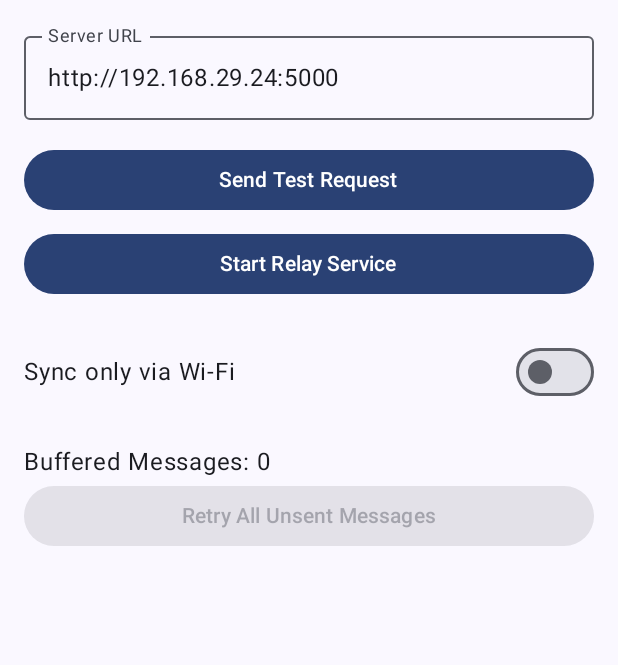
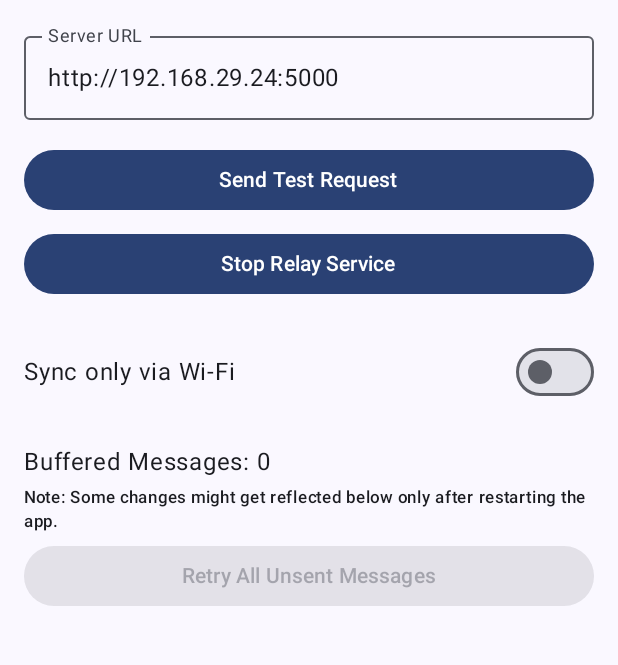
Before and after one commit to PeithonKing/sms-export-android, an Android app built with Jetpack Compose: the screen it shows after launch (MainActivity), after a tap on "Start Relay Service", on a phone screen of 412 x 824 dp, the part 60-725 px from its top. Run offline under Robolectric (Android 15) with nearby library versions, the phone set to English and light mode, and no system bars.

Commit message:
service button fixed and minor UI changes

```diff
--- a/app/src/main/java/com/example/messageexport/MainActivity.kt
+++ b/app/src/main/java/com/example/messageexport/MainActivity.kt
@@ -122,19 +122,28 @@ fun MainScreen(modifier: Modifier = Modifier) {
 
         Spacer(modifier = Modifier.height(8.dp))
 
-        // 3. Start Relay Service
+        // 3. Start/Stop Relay Service
+        var isServiceRunning by remember { mutableStateOf(RelayService.isServiceRunning) }
+
         Button(
                 onClick = {
                     val intent = Intent(context, RelayService::class.java)
-                    if (Build.VERSION.SDK_INT >= Build.VERSION_CODES.O) {
-                        context.startForegroundService(intent)
+                    if (isServiceRunning) {
+                        context.stopService(intent)
+                        isServiceRunning = false
+                        Toast.makeText(context, "Service Stopped", Toast.LENGTH_SHORT).show()
                     } else {
-                        context.startService(intent)
+                        if (Build.VERSION.SDK_INT >= Build.VERSION_CODES.O) {
+                            context.startForegroundService(intent)
+                        } else {
+                            context.startService(intent)
+                        }
+                        isServiceRunning = true
+                        Toast.makeText(context, "Service Started", Toast.LENGTH_SHORT).show()
                     }
-                    Toast.makeText(context, "Service Started", Toast.LENGTH_SHORT).show()
                 },
                 modifier = Modifier.fillMaxWidth()
-        ) { Text("Start Relay Service") }
+        ) { Text(if (isServiceRunning) "Stop Relay Service" else "Start Relay Service") }
         Spacer(modifier = Modifier.height(24.dp))
 
         // 5. Sync only via Wi-Fi (Moved to bottom)
@@ -160,6 +169,13 @@ fun MainScreen(modifier: Modifier = Modifier) {
         }
 
         Text("Buffered Messages: ${bufferedMessages.size}")
+
+        Text(
+                text =
+                        "Note: Some changes might get reflected below only after restarting the app.",
+                style = androidx.compose.material3.MaterialTheme.typography.labelSmall,
+                modifier = Modifier.padding(vertical = 4.dp)
+        )
 
         Button(
                 onClick = {
--- a/app/src/main/java/com/example/messageexport/RelayService.kt
+++ b/app/src/main/java/com/example/messageexport/RelayService.kt
@@ -20,6 +20,7 @@ class RelayService : Service() {
         super.onCreate()
         Log.d(TAG, "RelayService Created")
         createNotificationChannel()
+        isServiceRunning = true
     }
 
     override fun onStartCommand(intent: Intent?, flags: Int, startId: Int): Int {
@@ -61,6 +62,7 @@ class RelayService : Service() {
         Log.d(TAG, "RelayService Destroyed")
         retryTimer?.cancel()
         retryTimer = null
+        isServiceRunning = false
     }
 
     override fun onBind(intent: Intent?): IBinder? {
@@ -79,4 +81,7 @@ class RelayService : Service() {
             manager.createNotificationChannel(serviceChannel)
         }
     }
+    companion object {
+        var isServiceRunning = false
+    }
 }
```
